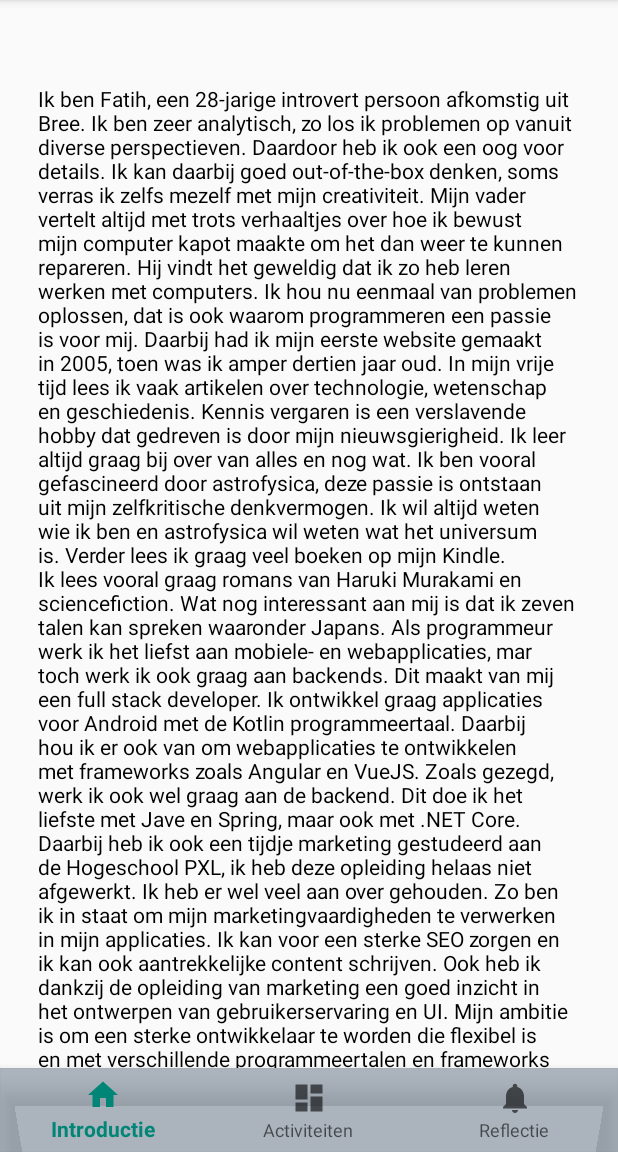
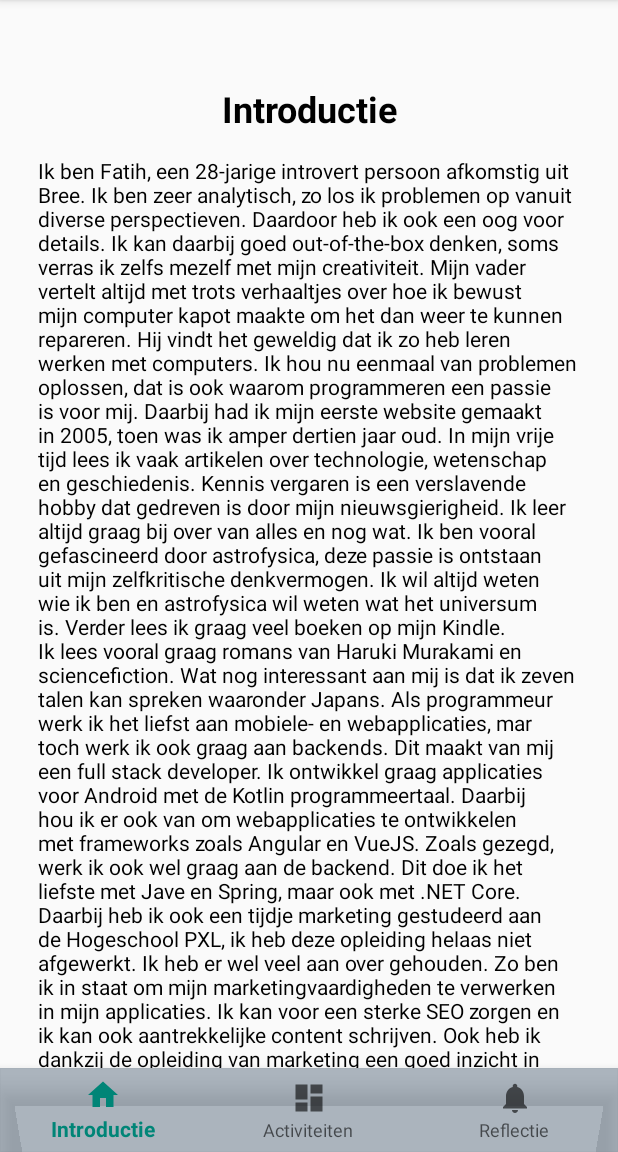
Before and after one commit to fatihbabacan92/italent, an Android app: the screen it shows after launch (MainActivity), on a phone screen of 412 x 824 dp, the part 84-1236 px from its top. Run offline under Robolectric (Android 15) with nearby library versions, the phone set to English and light mode, and no system bars; our stand-ins replace navigation-ui.

Commit message:
Added Title and Updated HomeFragment UI

```diff
--- a/app/src/main/res/layout/fragment_home.xml
+++ b/app/src/main/res/layout/fragment_home.xml
@@ -1,19 +1,43 @@
 <?xml version="1.0" encoding="utf-8"?>
-<FrameLayout xmlns:android="http://schemas.android.com/apk/res/android"
+<LinearLayout xmlns:android="http://schemas.android.com/apk/res/android"
     xmlns:tools="http://schemas.android.com/tools"
     android:layout_width="match_parent"
     android:layout_height="match_parent"
+    android:orientation="vertical"
     xmlns:app="http://schemas.android.com/apk/res-auto">
+
+    <LinearLayout
+        android:layout_width="match_parent"
+        android:layout_height="wrap_content"
+        android:layout_marginBottom="15dp"
+        android:layout_marginTop="0dp">
+
+        <TextView
+            android:layout_width="match_parent"
+            android:layout_height="match_parent"
+            android:text="@string/introduction_title"
+            android:textAlignment="center"
+            android:textStyle="bold"
+            android:textSize="24sp"
+            android:textColor="@color/Black"/>
+
+    </LinearLayout>
+
+    <LinearLayout
+        android:layout_width="match_parent"
+        android:layout_height="match_parent"
+        android:layout_marginTop="0dp"
+        android:layout_marginRight="25dp"
+        android:layout_marginLeft="25dp">
 
         <TextView
             android:id="@+id/introduction_textview"
             android:layout_width="match_parent"
             android:layout_height="match_parent"
-            android:layout_marginTop="0dp"
-            android:layout_marginRight="25dp"
-            android:layout_marginLeft="25dp"
             android:scrollbars="vertical"
             android:textColor="@color/Black"
             android:text="@string/introduction_text" />
 
-</FrameLayout>
+    </LinearLayout>
+
+</LinearLayout>
--- a/app/src/main/res/values/strings.xml
+++ b/app/src/main/res/values/strings.xml
@@ -10,6 +10,7 @@
     Als programmeur werk ik het liefst aan mobiele- en webapplicaties, mar toch werk ik ook graag aan backends. Dit maakt van mij een full stack developer. Ik ontwikkel graag applicaties voor Android met de Kotlin programmeertaal. Daarbij hou ik er ook van om webapplicaties te ontwikkelen met frameworks zoals Angular en VueJS. Zoals gezegd, werk ik ook wel graag aan de backend. Dit doe ik het liefste met Jave en Spring, maar ook met .NET Core. Daarbij heb ik ook een tijdje marketing gestudeerd aan de Hogeschool PXL, ik heb deze opleiding helaas niet afgewerkt. Ik heb er wel veel aan over gehouden. Zo ben ik in staat om mijn marketingvaardigheden te verwerken in mijn applicaties. Ik kan voor een sterke SEO zorgen en ik kan ook aantrekkelijke content schrijven. Ook heb ik dankzij de opleiding van marketing een goed inzicht in het ontwerpen van gebruikerservaring en UI.
     Mijn ambitie is om een sterke ontwikkelaar te worden die flexibel is en met verschillende programmeertalen en frameworks kan omgaan. Natuurlijk wil ik mezelf specialiseren in mobiele en webapplicaties, maar ik wil zeker ook ervaring en kennis hebben van andere zaken. Ik wil graag aan de slag gaan als een full stack consultant zodat ik me kan specialiseren, maar ook ervaring kan opdoen aan verschillende frameworks en aspecten van de job.
     </string>
+    <string name="introduction_title">Introductie</string>
 
 
     <!-- ActivitiesFragment -->
```
